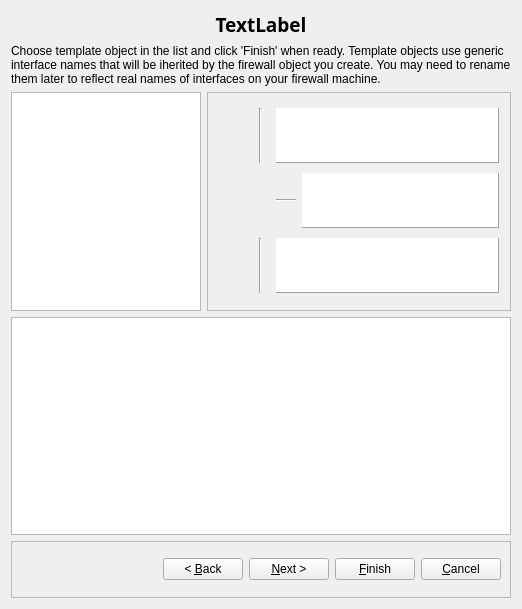
The window that src/gui/newfirewalldialog_q.ui (fwbuilder/fwbuilder) describes before a commit, drawn with Qt 5.
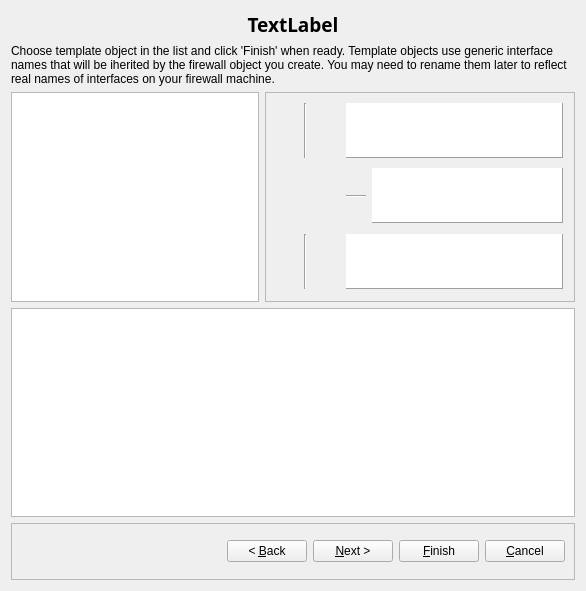
The same window after the commit. Icons and pictures are not drawn.

```diff
--- a/src/gui/newfirewalldialog_q.ui
+++ b/src/gui/newfirewalldialog_q.ui
@@ -5,8 +5,8 @@
    <rect>
     <x>0</x>
     <y>0</y>
-    <width>518</width>
-    <height>609</height>
+    <width>586</width>
+    <height>591</height>
    </rect>
   </property>
   <layout class="QGridLayout" >
@@ -1120,7 +1120,7 @@
          </property>
          <property name="minimumSize" >
           <size>
-           <width>280</width>
+           <width>310</width>
            <height>210</height>
           </size>
          </property>
@@ -1130,25 +1130,15 @@
          <property name="frameShadow" >
           <enum>QFrame::Sunken</enum>
          </property>
-         <layout class="QGridLayout" >
-          <item row="0" column="0" >
-           <spacer>
-            <property name="orientation" >
-             <enum>Qt::Horizontal</enum>
-            </property>
-            <property name="sizeType" >
-             <enum>QSizePolicy::Fixed</enum>
-            </property>
-            <property name="sizeHint" >
-             <size>
-              <width>25</width>
-              <height>20</height>
-             </size>
-            </property>
-           </spacer>
-          </item>
-          <item row="0" column="1" >
            <widget class="Line" name="intfOutsideLine" >
+          <property name="geometry" >
+           <rect>
+            <x>30</x>
+            <y>11</y>
+            <width>20</width>
+            <height>55</height>
+           </rect>
+          </property>
             <property name="sizePolicy" >
              <sizepolicy vsizetype="Minimum" hsizetype="Fixed" >
               <horstretch>0</horstretch>
@@ -1171,9 +1161,15 @@
              <enum>Qt::Vertical</enum>
             </property>
            </widget>
-          </item>
-          <item row="0" column="2" colspan="2" >
            <widget class="QTextBrowser" name="intfOutsideText" >
+          <property name="geometry" >
+           <rect>
+            <x>81</x>
+            <y>11</y>
+            <width>217</width>
+            <height>55</height>
+           </rect>
+          </property>
             <property name="sizePolicy" >
              <sizepolicy vsizetype="Fixed" hsizetype="Expanding" >
               <horstretch>0</horstretch>
@@ -1199,9 +1195,15 @@
              <enum>Qt::ScrollBarAlwaysOff</enum>
             </property>
            </widget>
-          </item>
-          <item row="1" column="0" colspan="2" >
            <widget class="QLabel" name="pixmapLabel1" >
+          <property name="geometry" >
+           <rect>
+            <x>11</x>
+            <y>72</y>
+            <width>64</width>
+            <height>64</height>
+           </rect>
+          </property>
             <property name="pixmap" >
              <pixmap resource="MainRes.qrc" >:/Icons/firewall_64.png</pixmap>
             </property>
@@ -1212,9 +1214,15 @@
              <bool>false</bool>
             </property>
            </widget>
-          </item>
-          <item row="1" column="2" >
            <widget class="Line" name="intfDMZLine" >
+          <property name="geometry" >
+           <rect>
+            <x>81</x>
+            <y>94</y>
+            <width>20</width>
+            <height>20</height>
+           </rect>
+          </property>
             <property name="sizePolicy" >
              <sizepolicy vsizetype="Fixed" hsizetype="Minimum" >
               <horstretch>0</horstretch>
@@ -1237,9 +1245,15 @@
              <enum>Qt::Horizontal</enum>
             </property>
            </widget>
-          </item>
-          <item row="1" column="3" >
            <widget class="QTextBrowser" name="intfDMZText" >
+          <property name="geometry" >
+           <rect>
+            <x>107</x>
+            <y>76</y>
+            <width>191</width>
+            <height>55</height>
+           </rect>
+          </property>
             <property name="sizePolicy" >
              <sizepolicy vsizetype="Fixed" hsizetype="Expanding" >
               <horstretch>0</horstretch>
@@ -1265,25 +1279,15 @@
              <enum>Qt::ScrollBarAlwaysOff</enum>
             </property>
            </widget>
-          </item>
-          <item row="2" column="0" >
-           <spacer>
-            <property name="orientation" >
-             <enum>Qt::Horizontal</enum>
-            </property>
-            <property name="sizeType" >
-             <enum>QSizePolicy::Fixed</enum>
-            </property>
-            <property name="sizeHint" >
-             <size>
-              <width>25</width>
-              <height>20</height>
-             </size>
-            </property>
-           </spacer>
-          </item>
-          <item row="2" column="1" >
            <widget class="Line" name="intfInsideLine" >
+          <property name="geometry" >
+           <rect>
+            <x>30</x>
+            <y>142</y>
+            <width>20</width>
+            <height>55</height>
+           </rect>
+          </property>
             <property name="sizePolicy" >
              <sizepolicy vsizetype="Minimum" hsizetype="Fixed" >
               <horstretch>0</horstretch>
@@ -1306,9 +1310,15 @@
              <enum>Qt::Vertical</enum>
             </property>
            </widget>
-          </item>
-          <item row="2" column="2" colspan="2" >
            <widget class="QTextBrowser" name="intfInsideText" >
+          <property name="geometry" >
+           <rect>
+            <x>81</x>
+            <y>142</y>
+            <width>217</width>
+            <height>55</height>
+           </rect>
+          </property>
             <property name="sizePolicy" >
              <sizepolicy vsizetype="Fixed" hsizetype="Expanding" >
               <horstretch>0</horstretch>
@@ -1334,8 +1344,6 @@
              <enum>Qt::ScrollBarAlwaysOff</enum>
             </property>
            </widget>
-          </item>
-         </layout>
         </widget>
        </item>
        <item row="0" column="0" colspan="2" >
```
Lines whose indentation alone changed are shown as unchanged.
